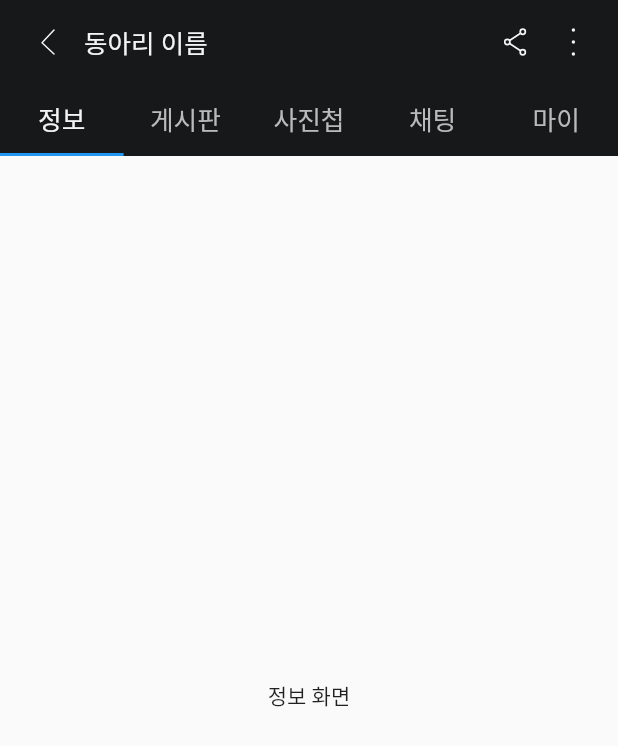
After one commit to teentime/teentime-client-app, a Flutter app: the ClubTab screen opened by its route, on a phone screen of 412 x 824 dp. The commit adds this screen. Shown: the top 746 px of the screen. Run offline on Flutter 3.47's test engine with Material 2 defaults, Android fonts, the phone set to English and light mode, and no system bars; our stand-ins replace carousel_slider, flutter_screenutil, flutter_svg, month_picker_dialog; Roboto replaces fonts that are missing (Pretendard).

Commit message:
feat: 탭바 구현

```diff
--- /dev/null
+++ b/lib/screens/club_tab.dart
@@ -0,0 +1,143 @@
+import 'package:flutter/material.dart';
+import 'package:flutter_screenutil/flutter_screenutil.dart';
+import 'package:flutter_svg/flutter_svg.dart';
+import 'package:teentime/src/colors.dart';
+
+class ClubTab extends StatefulWidget {
+  @override
+  _ClubTabState createState() => _ClubTabState();
+}
+
+class _ClubTabState extends State<ClubTab> with SingleTickerProviderStateMixin {
+  late TabController _tabController;
+
+  @override
+  void initState() {
+    _tabController = TabController(length: 5, vsync: this);
+    super.initState();
+  }
+
+  @override
+  void dispose() {
+    _tabController.dispose();
+    super.dispose();
+  }
+
+  @override
+  Widget build(BuildContext context) {
+    return Scaffold(
+      appBar: AppBar(
+        titleSpacing: 0,
+        leading: InkWell(
+          onTap: () {
+            Navigator.of(context).pop();
+          },
+          child: Padding(
+            padding: const EdgeInsets.fromLTRB(16.0, 16.0, 8.0, 16.0),
+            child: SvgPicture.asset(
+              'assets/icons/back.svg',
+              width: 24.w,
+              height: 24.h,
+            ),
+          ),
+        ),
+        title: const Text(
+          "동아리 이름",
+          style: TextStyle(
+            fontSize: 17,
+            fontWeight: FontWeight.w500,
+            color: AppColors.dark11,
+          ),
+        ),
+        actions: [
+          InkWell(
+            onTap: () {
+              // 첫 번째 버튼을 눌렀을 때 수행할 작업
+            },
+            child: Padding(
+              padding: const EdgeInsets.only(right: 12.0),
+              child: SvgPicture.asset(
+                'assets/icons/share.svg',
+                width: 24.w,
+                height: 24.h,
+              ),
+            ),
+          ),
+          InkWell(
+            onTap: () {},
+            child: Padding(
+              padding: const EdgeInsets.only(right: 16.0),
+              child: SvgPicture.asset(
+                'assets/icons/sub_menu.svg',
+                width: 24.w,
+                height: 24.h,
+              ),
+            ),
+          ),
+        ],
+        backgroundColor: AppColors.dark01,
+        shadowColor: Colors.transparent,
+        bottom: TabBar(
+          controller: _tabController,
+          tabs: [
+            Tab(
+              child: Text(
+                '정보',
+                style: TextStyle(
+                    fontSize: 15.sp,
+                    fontWeight: FontWeight.normal,
+                    color: AppColors.dark11),
+              ),
+            ),
+            Tab(
+              child: Text(
+                '게시판',
+                style: TextStyle(
+                    fontSize: 15.sp,
+                    fontWeight: FontWeight.normal,
+                    color: AppColors.dark08),
+              ),
+            ),
+            Tab(
+              child: Text(
+                '사진첩',
+                style: TextStyle(
+                    fontSize: 15.sp,
+                    fontWeight: FontWeight.normal,
+                    color: AppColors.dark08),
+              ),
+            ),
+            Tab(
+              child: Text(
+                '채팅',
+                style: TextStyle(
+                    fontSize: 15.sp,
+                    fontWeight: FontWeight.normal,
+                    color: AppColors.dark08),
+              ),
+            ),
+            Tab(
+              child: Text(
+                '마이',
+                style: TextStyle(
+                    fontSize: 15.sp,
+                    fontWeight: FontWeight.normal,
+                    color: AppColors.dark08),
+              ),
+            ),
+          ],
+        ),
+      ),
+      body: TabBarView(
+        controller: _tabController,
+        children: [
+          Center(child: Text('정보 화면')),
+          Center(child: Text('게시판 화면')),
+          Center(child: Text('사진첩 화면')),
+          Center(child: Text('채팅 화면')),
+          Center(child: Text('마이 화면')),
+        ],
+      ),
+    );
+  }
+}
--- a/lib/screens/my_club_tab.dart
+++ b/lib/screens/my_club_tab.dart
@@ -1,6 +1,7 @@
 import 'package:flutter/material.dart';
 import 'package:flutter_screenutil/flutter_screenutil.dart';
 import 'package:teentime/src/colors.dart';
+import 'package:teentime/src/route.dart';
 
 class MyClubTab extends StatelessWidget {
   @override
@@ -13,7 +14,11 @@ class MyClubTab extends StatelessWidget {
         return Row(
           children: <Widget>[
             if (index != 0) SizedBox(width: 12.w), // 첫 Column 이후에만 간격 추가
-            Column(
+            InkWell(
+              onTap: () {
+                Navigator.of(context).pushNamed(Routes.clubTab);
+              },
+              child: Column(
                 children: <Widget>[
                   ClipOval(
                     child: Image.asset(
@@ -39,6 +44,7 @@ class MyClubTab extends StatelessWidget {
                   ),
                 ],
               ),
+            )
           ],
         );
       },
--- a/lib/src/route.dart
+++ b/lib/src/route.dart
@@ -1,6 +1,7 @@
 import 'package:flutter/material.dart';
 import 'package:teentime/screens/login.dart';
 import 'package:teentime/screens/sign_up.dart';
+import 'package:teentime/screens/club_tab.dart';
 import 'package:teentime/screens/bottom_navigation.dart';
 
 class Routes {
@@ -9,10 +10,12 @@ class Routes {
   static const String login = '/login';
   static const String signup = '/signup';
   static const String home = '/home';
+  static const String clubTab = '/clubtab';
 
   static final routes = <String, WidgetBuilder>{
     login: (BuildContext context) => Login(),
     signup: (BuildContext context) => SignUp(),
     home: (BuildContext context) => BottomNavigator(),
+    clubTab:(BuildContext context) => ClubTab(),
   };
 }
```
Also changed, not shown: assets/icons/share.svg (added), assets/icons/sub_menu.svg (added). Lines whose indentation alone changed are shown as unchanged.
